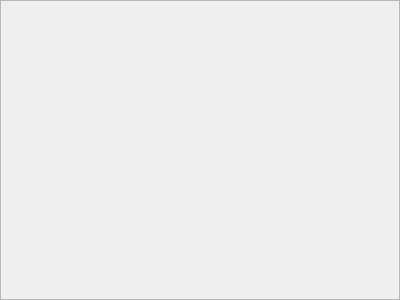
This is Client/Plugins/MainFrame/Implementation/Ui/MainFrameWidget.ui in freakyzoidberg/horus-edu as Qt 5 draws it before an edit. The edited form follows.
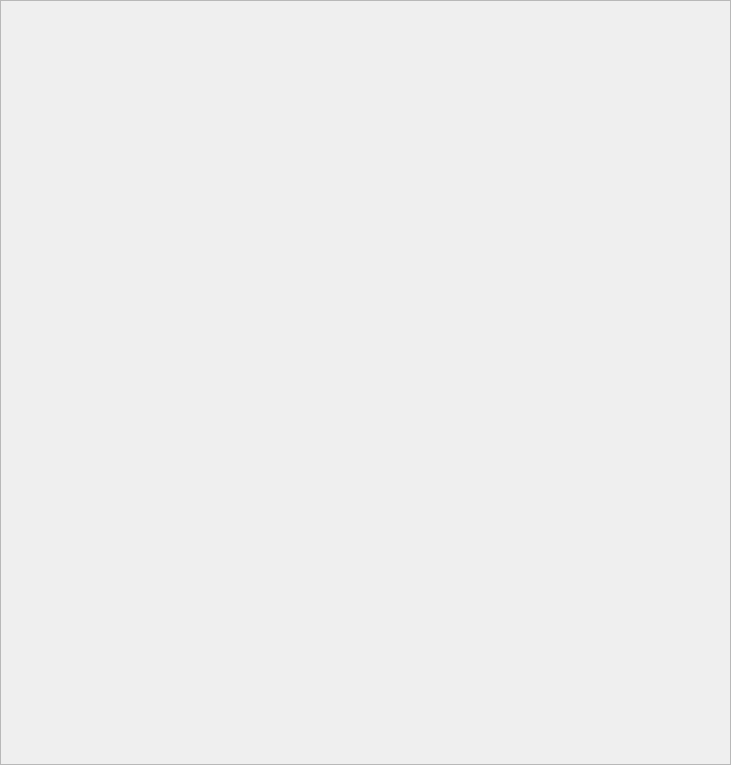
This is the edited form. Icons and pictures are not drawn.

```diff
--- a/Client/Plugins/MainFrame/Implementation/Ui/MainFrameWidget.ui
+++ b/Client/Plugins/MainFrame/Implementation/Ui/MainFrameWidget.ui
@@ -6,8 +6,8 @@
    <rect>
     <x>0</x>
     <y>0</y>
-    <width>400</width>
-    <height>300</height>
+    <width>731</width>
+    <height>765</height>
    </rect>
   </property>
   <property name="windowTitle">
```
Left out of the diff: 10 changed lines with no effect on the pictures.
